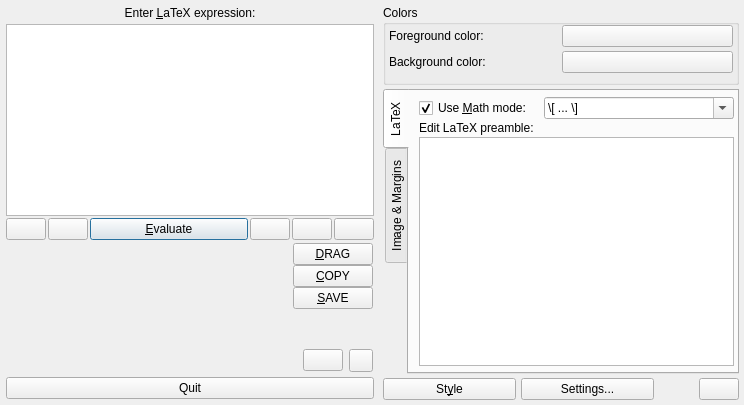
Old version of the form src/klfmainwin.ui in the repository CryFeiFei/klatexformula.
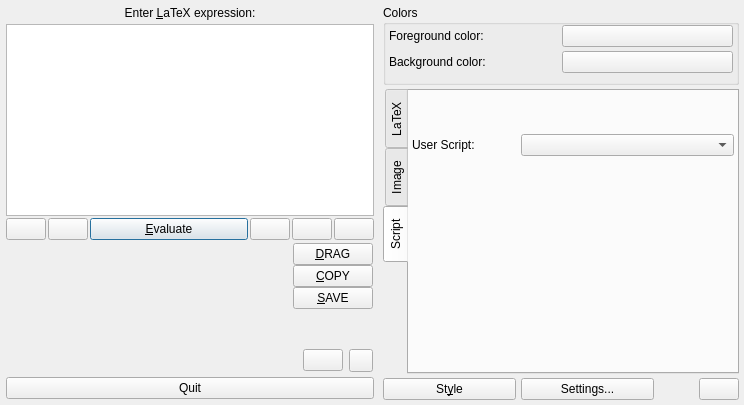
New version of the form. The open tabs and pages were chosen to show the change. Icons and pictures are not drawn. Custom widgets are drawn as their Qt base class.

Commit message: * User scripts work now with the user interface. still very basic.

The edit to the form file:
```diff
--- a/src/klfmainwin.ui
+++ b/src/klfmainwin.ui
@@ -689,7 +689,7 @@
          </widget>
          <widget class="QWidget" name="tabMargins">
           <attribute name="title">
-           <string>Image &amp;&amp; Margins</string>
+           <string>Image</string>
           </attribute>
           <layout class="QGridLayout" name="lyt_tabMargins">
            <property name="leftMargin">
@@ -928,6 +928,65 @@
            </item>
           </layout>
          </widget>
+         <widget class="QWidget" name="tabUserScript">
+          <attribute name="title">
+           <string>Script</string>
+          </attribute>
+          <layout class="QGridLayout" name="gridLayout">
+           <item row="1" column="0">
+            <widget class="QLabel" name="lblUserScript">
+             <property name="sizePolicy">
+              <sizepolicy hsizetype="Preferred" vsizetype="Preferred">
+               <horstretch>1</horstretch>
+               <verstretch>0</verstretch>
+              </sizepolicy>
+             </property>
+             <property name="text">
+              <string>User Script:</string>
+             </property>
+            </widget>
+           </item>
+           <item row="1" column="1">
+            <widget class="QComboBox" name="cbxUserScript">
+             <property name="sizePolicy">
+              <sizepolicy hsizetype="Preferred" vsizetype="Fixed">
+               <horstretch>2</horstretch>
+               <verstretch>0</verstretch>
+              </sizepolicy>
+             </property>
+            </widget>
+           </item>
+           <item row="2" column="0">
+            <spacer name="vspcScript2">
+             <property name="orientation">
+              <enum>Qt::Vertical</enum>
+             </property>
+             <property name="sizeHint" stdset="0">
+              <size>
+               <width>100</width>
+               <height>164</height>
+              </size>
+             </property>
+            </spacer>
+           </item>
+           <item row="0" column="0">
+            <spacer name="vspcScript1">
+             <property name="orientation">
+              <enum>Qt::Vertical</enum>
+             </property>
+             <property name="sizeType">
+              <enum>QSizePolicy::Fixed</enum>
+             </property>
+             <property name="sizeHint" stdset="0">
+              <size>
+               <width>20</width>
+               <height>40</height>
+              </size>
+             </property>
+            </spacer>
+           </item>
+          </layout>
+         </widget>
         </widget>
        </item>
        <item>
```
The commit also changes 6 other files.
